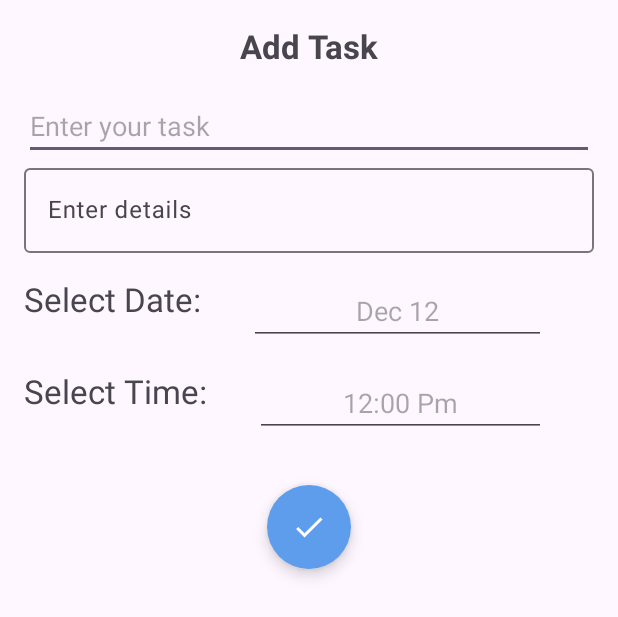
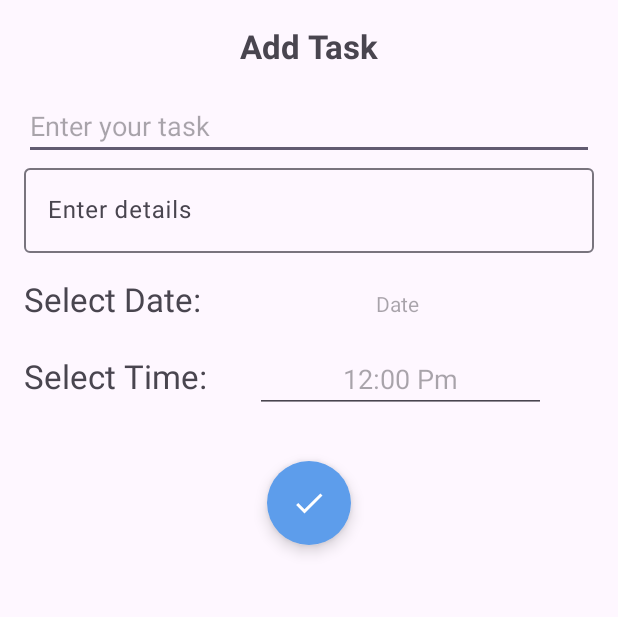
Before and after one commit to 5ldkamal/todoApp, an Android app built with Jetpack Compose: the layout fragment_adding_task.xml on its own in the app's theme, with its tools: preview values and no code run, on a phone screen of 412 x 824 dp. Shown: the top 617 px of the screen. Run offline under Robolectric (Android 15) with nearby library versions, the phone set to English and light mode, and no system bars.

Commit message:
Update adding task screen

```diff
--- a/app/src/main/java/com/example/todo/MainActivity.kt
+++ b/app/src/main/java/com/example/todo/MainActivity.kt
@@ -6,6 +6,7 @@ import androidx.appcompat.app.AppCompatActivity
 import androidx.core.view.ViewCompat
 import androidx.core.view.WindowInsetsCompat
 import androidx.fragment.app.Fragment
+import com.example.todo.dataLayer.DataBaseManager
 import com.example.todo.databinding.ActivityMainBinding
 
 class MainActivity : AppCompatActivity() {
--- a/app/src/main/java/com/example/todo/TaskApplication.kt
+++ b/app/src/main/java/com/example/todo/TaskApplication.kt
@@ -6,6 +6,6 @@ import com.example.todo.dataLayer.DataBaseManager
 class TaskApplication: Application() {
     override fun onCreate() {
         super.onCreate()
-        //DataBaseManager.init(this)
+        DataBaseManager.init(this)
     }
 }
--- a/app/src/main/java/com/example/todo/dataLayer/DataBaseManager.kt
+++ b/app/src/main/java/com/example/todo/dataLayer/DataBaseManager.kt
@@ -16,14 +16,14 @@ abstract class DataBaseManager : RoomDatabase(){
         private var instance: DataBaseManager? = null
         fun init(applicationContext: Context) {
             if (instance == null) {
-                instance = Room.databaseBuilder(applicationContext, DataBaseManager::class.java, "")
+                instance = Room.databaseBuilder(applicationContext, DataBaseManager::class.java, "Tasks Database")
                     .allowMainThreadQueries()
                     .fallbackToDestructiveMigration()
                     .build()
             }
         }
 
-        fun getInstance(applicationContext: Context): DataBaseManager {
+        fun getInstance(): DataBaseManager {
             return instance!!
         }
     }
--- a/app/src/main/java/com/example/todo/dataLayer/TaskEntity.kt
+++ b/app/src/main/java/com/example/todo/dataLayer/TaskEntity.kt
@@ -11,7 +11,7 @@ import java.util.TimeZone
 data class Task(
     @PrimaryKey(true)
     val id: Int? = null,
-    val title: String? = null,
+    var title: String? = null,
     var details: String? = null,
     var date: Date? = null,
     var time: String? = null,
--- a/app/src/main/res/layout/fragment_adding_task.xml
+++ b/app/src/main/res/layout/fragment_adding_task.xml
@@ -62,19 +62,18 @@
 
         <TextView
             android:layout_width="wrap_content"
-            android:layout_height="match_parent"
+            android:layout_height="wrap_content"
             android:text="Select Date:"
             android:textSize="22sp" />
 
-        <EditText
+        <TextView
             android:id="@+id/date_editText"
             android:layout_width="match_parent"
             android:layout_height="wrap_content"
             android:layout_marginHorizontal="32dp"
             android:clickable="true"
             android:focusable="false"
-            android:hint="Dec 12"
-            android:inputType="date"
+            android:hint="Date"
             android:textAlignment="center" />
     </LinearLayout>
     <!--    Time-->
@@ -92,7 +91,7 @@
         <TextView
             android:id="@+id/select_time_textView"
             android:layout_width="wrap_content"
-            android:layout_height="match_parent"
+            android:layout_height="wrap_content"
             android:text="Select Time:"
             android:textSize="22sp" />
 
```
Also changed, not shown: app/src/main/java/com/example/todo/AddingTaskFragment.kt (+38 -0 lines).
